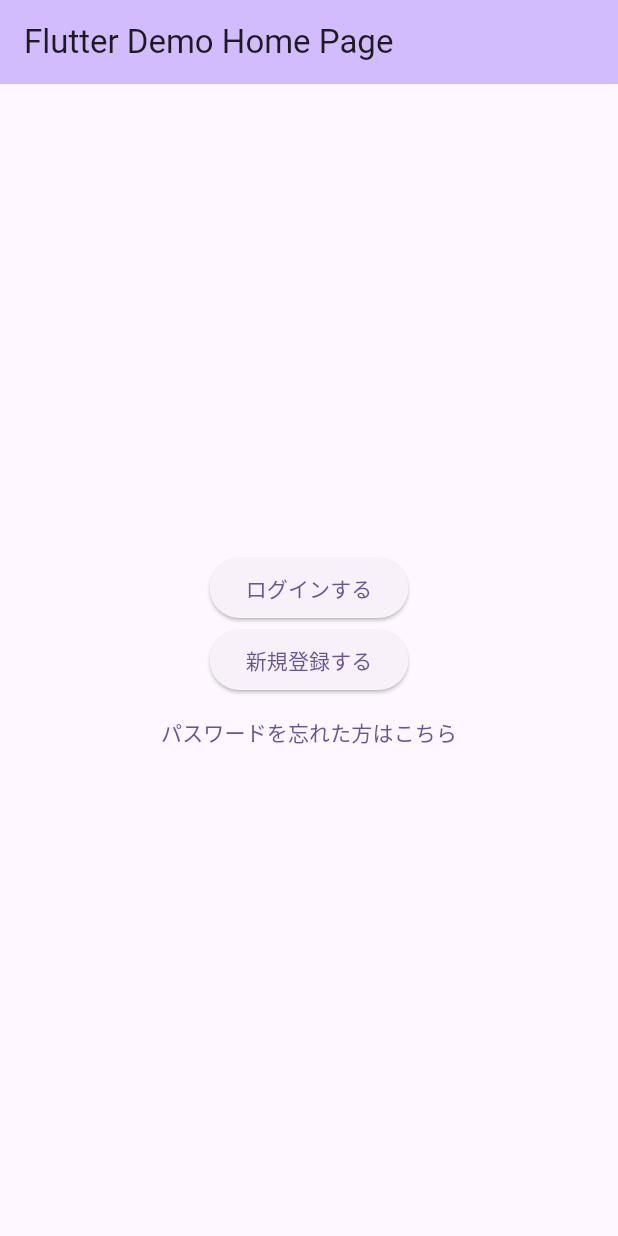
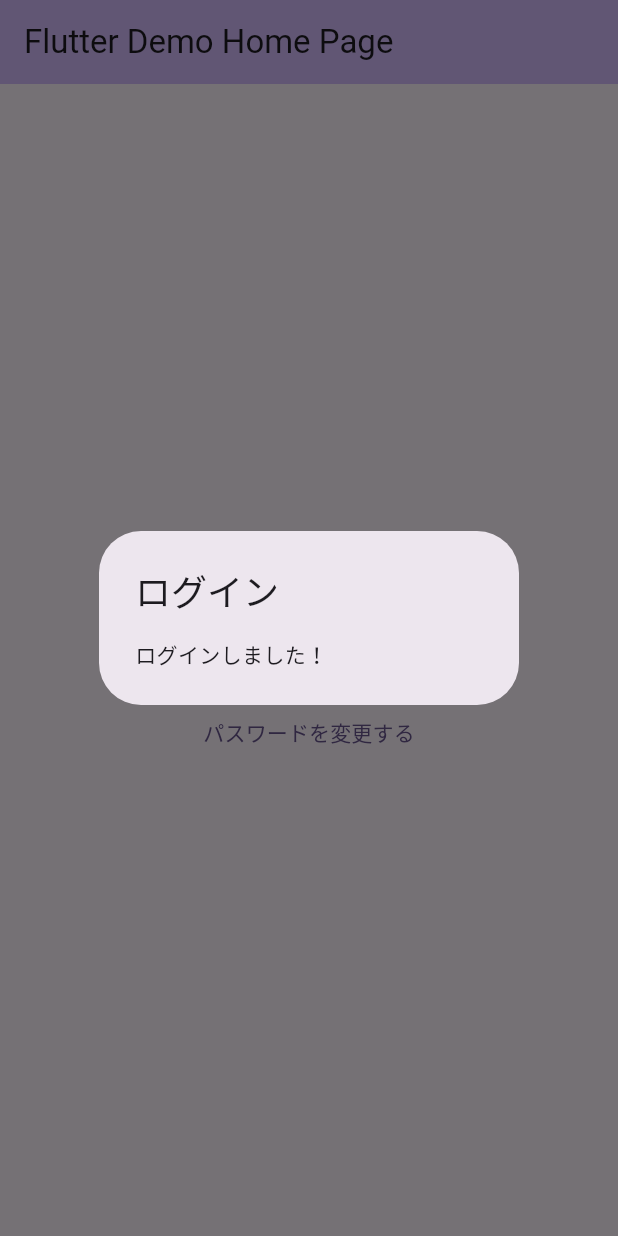
Before and after one commit to Ko-s-y/flutter-denwacho, a Flutter app: the screen it shows after launch, after a tap on "ログインする", on a phone screen of 412 x 824 dp. Run offline on Flutter 3.47's test engine with Material 3 defaults, Android fonts, the phone set to English and light mode, and no system bars.

Commit message:
feat: ログイン画面のボタンそれぞれクリックでモーダル表示'

```diff
--- a/lib/main.dart
+++ b/lib/main.dart
@@ -43,16 +43,45 @@ class _MyHomePageState extends State<MyHomePage> {
           mainAxisAlignment: MainAxisAlignment.center,
           children: [
             ElevatedButton(
-              onPressed: () {},
-              child: Text('ログインする'),
+              onPressed: () {
+                showDialog(
+                  context: context,
+                  builder: (context) {
+                    return const AlertDialog(
+                      title: Text('ログイン'),
+                      content: Text('ログインしました！'),
+                    );
+                  },
+                );
+              },
+              child: const Text('ログインする'),
             ),
             ElevatedButton(
-              onPressed: () {},
-              child: Text('新規登録する'),
+              onPressed: () {
+                showDialog(
+                  context: context,
+                  builder: (context) {
+                    return const AlertDialog(
+                      title: Text('新規登録'),
+                      content: Text('新規登録しました！'),
+                    );
+                  },
+                );
+              },
+              child: const Text('新規登録する'),
             ),
             TextButton(
-              onPressed: () {},
-              child: Text('パスワードを忘れた方はこちら'),
+              onPressed: () {
+                showDialog(
+                  context: context,
+                  builder: (context) {
+                    return const AlertDialog(
+                      title: Text('パスワードを変更しました'),
+                    );
+                  },
+                );
+              },
+              child: const Text('パスワードを変更する'),
             ),
           ],
         ),
```
